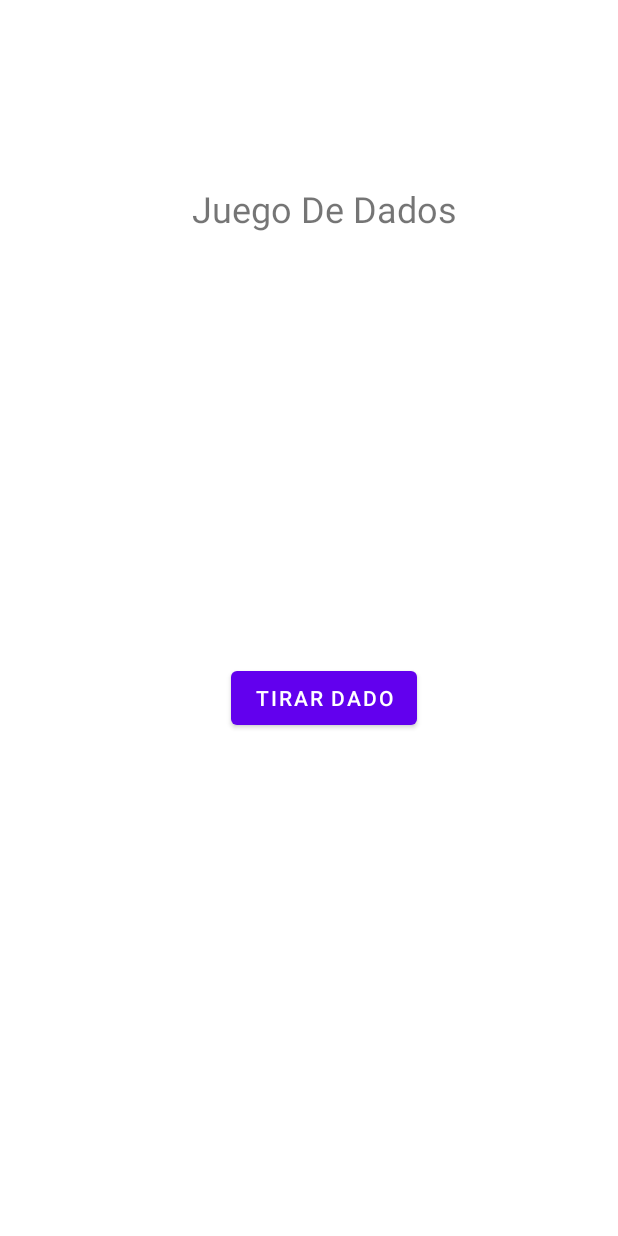
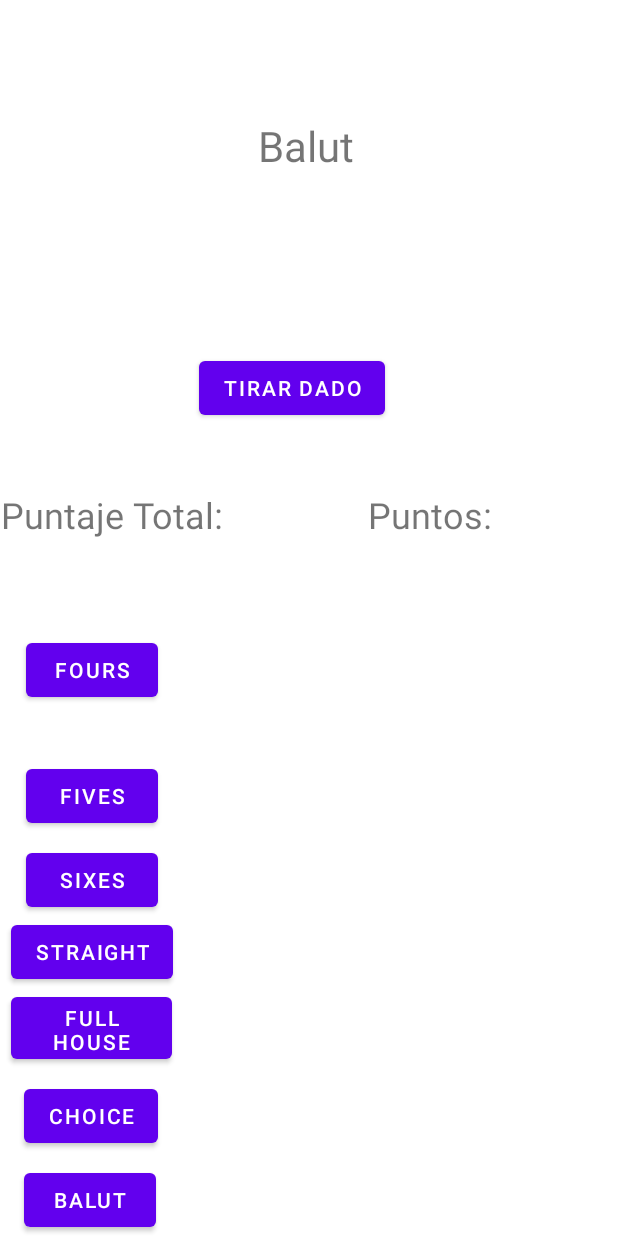
Before and after one commit to weysaw/JuegoDeDados, an Android app: the layout activity_main.xml on its own in the app's theme, with its tools: preview values and no code run, on a phone screen of 412 x 824 dp. Run offline under Robolectric (Android 15) with nearby library versions, the phone set to English and light mode, and no system bars.

Commit message:
Se cambio la interfaz para el balut

```diff
--- a/app/src/main/res/layout/activity_main.xml
+++ b/app/src/main/res/layout/activity_main.xml
@@ -11,43 +11,46 @@
         android:id="@+id/tirar"
         android:layout_width="wrap_content"
         android:layout_height="wrap_content"
-        android:layout_marginBottom="212dp"
+        android:layout_marginTop="8dp"
+        android:layout_marginBottom="12dp"
         android:onClick="lanzarDados"
         android:text="Tirar Dado"
-        app:layout_constraintBottom_toBottomOf="parent"
+        app:layout_constraintBottom_toTopOf="@+id/puntaje"
         app:layout_constraintEnd_toEndOf="parent"
-        app:layout_constraintHorizontal_bias="0.534"
+        app:layout_constraintHorizontal_bias="0.461"
         app:layout_constraintStart_toStartOf="parent"
-        app:layout_constraintTop_toBottomOf="@+id/dado3" />
+        app:layout_constraintTop_toBottomOf="@+id/dado" />
 
     <TextView
         android:id="@+id/textView2"
         android:layout_width="wrap_content"
         android:layout_height="wrap_content"
-        android:text="Juego De Dados"
-        android:textSize="24sp"
+        android:text="Balut"
+        android:textSize="28sp"
         app:layout_constraintBottom_toTopOf="@+id/dado3"
         app:layout_constraintEnd_toEndOf="@+id/tirar"
+        app:layout_constraintHorizontal_bias="0.657"
         app:layout_constraintStart_toStartOf="@+id/tirar"
         app:layout_constraintTop_toTopOf="parent"
-        app:layout_constraintVertical_bias="0.283" />
+        app:layout_constraintVertical_bias="0.666" />
 
     <ImageView
         android:id="@+id/dado3"
         android:layout_width="40dp"
         android:layout_height="40dp"
-        app:layout_constraintBottom_toTopOf="@+id/tirar"
-        app:layout_constraintEnd_toEndOf="@+id/tirar"
-        app:layout_constraintHorizontal_bias="0.717"
-        app:layout_constraintStart_toStartOf="@+id/tirar"
-        app:layout_constraintTop_toBottomOf="@+id/textView2" />
+        android:layout_marginStart="32dp"
+        app:layout_constraintBottom_toBottomOf="@+id/dado5"
+        app:layout_constraintEnd_toStartOf="@+id/dado4"
+        app:layout_constraintStart_toEndOf="@+id/dado5"
+        app:layout_constraintTop_toTopOf="@+id/dado5"
+        app:layout_constraintVertical_bias="1.0" />
 
     <ImageView
         android:id="@+id/dado"
         android:layout_width="40dp"
         android:layout_height="40dp"
-        android:layout_marginStart="16dp"
-        android:layout_marginEnd="16dp"
+        android:layout_marginStart="23dp"
+        android:layout_marginEnd="40dp"
         app:layout_constraintBottom_toBottomOf="@+id/dado5"
         app:layout_constraintEnd_toStartOf="@+id/dado5"
         app:layout_constraintStart_toEndOf="@+id/dado2"
@@ -58,23 +61,21 @@
         android:id="@+id/dado5"
         android:layout_width="40dp"
         android:layout_height="40dp"
-        android:layout_marginStart="16dp"
-        android:layout_marginEnd="16dp"
-        app:layout_constraintBottom_toBottomOf="@+id/dado3"
-        app:layout_constraintEnd_toStartOf="@+id/dado3"
-        app:layout_constraintStart_toEndOf="@+id/dado"
-        app:layout_constraintTop_toTopOf="@+id/dado3"
-        app:layout_constraintVertical_bias="0.0" />
+        android:layout_marginTop="7dp"
+        android:layout_marginBottom="8dp"
+        app:layout_constraintBottom_toTopOf="@+id/tirar"
+        app:layout_constraintEnd_toEndOf="@+id/tirar"
+        app:layout_constraintStart_toStartOf="@+id/tirar"
+        app:layout_constraintTop_toBottomOf="@+id/textView2" />
 
     <ImageView
         android:id="@+id/dado2"
         android:layout_width="40dp"
         android:layout_height="40dp"
-        android:layout_marginStart="16dp"
-        android:layout_marginEnd="16dp"
+        android:layout_marginStart="32dp"
         app:layout_constraintBottom_toBottomOf="@+id/dado"
         app:layout_constraintEnd_toStartOf="@+id/dado"
-        app:layout_constraintHorizontal_bias="0.35"
+        app:layout_constraintHorizontal_bias="0.024"
         app:layout_constraintStart_toStartOf="parent"
         app:layout_constraintTop_toTopOf="@+id/dado"
         app:layout_constraintVertical_bias="0.0" />
@@ -83,21 +84,161 @@
         android:id="@+id/dado4"
         android:layout_width="40dp"
         android:layout_height="40dp"
-        android:layout_marginStart="16dp"
-        android:layout_marginEnd="16dp"
+        android:layout_marginStart="32dp"
+        android:layout_marginEnd="32dp"
         app:layout_constraintBottom_toBottomOf="@+id/dado3"
-        app:layout_constraintEnd_toStartOf="@+id/dado6"
+        app:layout_constraintEnd_toEndOf="parent"
+        app:layout_constraintHorizontal_bias="0.419"
         app:layout_constraintStart_toEndOf="@+id/dado3"
         app:layout_constraintTop_toTopOf="@+id/dado3"
         app:layout_constraintVertical_bias="0.0" />
 
-    <ImageView
-        android:id="@+id/dado6"
-        android:layout_width="40dp"
-        android:layout_height="40dp"
-        app:layout_constraintBottom_toBottomOf="@+id/dado4"
+    <Button
+        android:id="@+id/foursBtn"
+        android:layout_width="wrap_content"
+        android:layout_height="wrap_content"
+        android:layout_marginBottom="4dp"
+        android:text="fours"
+        app:layout_constraintBottom_toTopOf="@+id/fivesBtn"
+        app:layout_constraintEnd_toEndOf="@+id/fivesBtn"
+        app:layout_constraintHorizontal_bias="0.0"
+        app:layout_constraintStart_toStartOf="@+id/fivesBtn"
+        app:layout_constraintTop_toBottomOf="@+id/puntaje" />
+
+    <TextView
+        android:id="@+id/puntaje"
+        android:layout_width="wrap_content"
+        android:layout_height="wrap_content"
+        android:layout_marginBottom="32dp"
+        android:gravity="center|center_horizontal"
+        android:text="Puntaje Total: "
+        android:textSize="24sp"
+        app:layout_constraintBottom_toTopOf="@+id/foursBtn"
+        app:layout_constraintEnd_toEndOf="@+id/foursBtn"
+        app:layout_constraintHorizontal_bias="0.0"
+        app:layout_constraintStart_toStartOf="parent"
+        app:layout_constraintTop_toBottomOf="@+id/tirar" />
+
+    <Button
+        android:id="@+id/fivesBtn"
+        android:layout_width="wrap_content"
+        android:layout_height="wrap_content"
+        android:layout_marginBottom="8dp"
+        android:text="Fives"
+        app:layout_constraintBottom_toTopOf="@+id/sixesBtn"
+        app:layout_constraintEnd_toEndOf="@+id/sixesBtn"
+        app:layout_constraintHorizontal_bias="0.0"
+        app:layout_constraintStart_toStartOf="@+id/sixesBtn" />
+
+    <Button
+        android:id="@+id/sixesBtn"
+        android:layout_width="wrap_content"
+        android:layout_height="wrap_content"
+        android:text="sixes"
+        app:layout_constraintBottom_toTopOf="@+id/straightBtn"
+        app:layout_constraintEnd_toEndOf="@+id/straightBtn"
+        app:layout_constraintStart_toStartOf="@+id/straightBtn" />
+
+    <Button
+        android:id="@+id/straightBtn"
+        android:layout_width="wrap_content"
+        android:layout_height="wrap_content"
+        android:text="Straight"
+        app:layout_constraintBottom_toTopOf="@+id/fullHouseBtn"
+        app:layout_constraintStart_toStartOf="@+id/fullHouseBtn" />
+
+    <Button
+        android:id="@+id/fullHouseBtn"
+        android:layout_width="107dp"
+        android:layout_height="53dp"
+        android:layout_marginBottom="8dp"
+        android:text="Full House"
+        app:layout_constraintBottom_toTopOf="@+id/choiceBtn"
+        app:layout_constraintEnd_toEndOf="@+id/choiceBtn"
+        app:layout_constraintHorizontal_bias="0.47"
+        app:layout_constraintStart_toStartOf="@+id/choiceBtn" />
+
+    <Button
+        android:id="@+id/choiceBtn"
+        android:layout_width="wrap_content"
+        android:layout_height="wrap_content"
+        android:layout_marginBottom="8dp"
+        android:text="Choice"
+        app:layout_constraintBottom_toTopOf="@+id/balutBtn"
+        app:layout_constraintEnd_toEndOf="@+id/balutBtn"
+        app:layout_constraintHorizontal_bias="0.0"
+        app:layout_constraintStart_toStartOf="@+id/balutBtn" />
+
+    <Button
+        android:id="@+id/balutBtn"
+        android:layout_width="wrap_content"
+        android:layout_height="wrap_content"
+        android:text="Balut"
+        app:layout_constraintBottom_toBottomOf="parent"
+        app:layout_constraintEnd_toStartOf="@+id/tablero"
+        app:layout_constraintHorizontal_bias="0.457"
+        app:layout_constraintStart_toStartOf="parent" />
+
+    <TextView
+        android:id="@+id/puntos"
+        android:layout_width="wrap_content"
+        android:layout_height="wrap_content"
+        android:layout_marginEnd="64dp"
+        android:text="Puntos: "
+        android:textSize="24sp"
+        app:layout_constraintBottom_toBottomOf="@+id/puntaje"
         app:layout_constraintEnd_toEndOf="parent"
-        app:layout_constraintStart_toEndOf="@+id/dado4"
-        app:layout_constraintTop_toTopOf="@+id/dado4" />
+        app:layout_constraintHorizontal_bias="0.867"
+        app:layout_constraintStart_toEndOf="@+id/puntaje"
+        app:layout_constraintTop_toTopOf="@+id/puntaje"
+        app:layout_constraintVertical_bias="0.0" />
+
+    <TableLayout
+        android:id="@+id/tablero"
+        android:layout_width="290dp"
+        android:layout_height="364dp"
+        android:layout_marginStart="8dp"
+        app:layout_constraintBottom_toBottomOf="parent"
+        app:layout_constraintEnd_toEndOf="parent"
+        app:layout_constraintStart_toEndOf="@+id/straightBtn"
+        app:layout_constraintTop_toBottomOf="@+id/puntos"
+        app:layout_constraintVertical_bias="0.9">
+
+        <TableRow
+            android:id="@+id/balutTabla"
+            android:layout_width="match_parent"
+            android:layout_height="14dp" />
+
+        <TableRow
+            android:id="@+id/foursTabla"
+            android:layout_width="match_parent"
+            android:layout_height="match_parent" />
+
+        <TableRow
+            android:id="@+id/fivesTabla"
+            android:layout_width="match_parent"
+            android:layout_height="match_parent" />
+
+        <TableRow
+            android:id="@+id/sixesTabla"
+            android:layout_width="match_parent"
+            android:layout_height="match_parent" />
+
+        <TableRow
+            android:id="@+id/straightTabla"
+            android:layout_width="match_parent"
+            android:layout_height="match_parent" />
+
+        <TableRow
+            android:id="@+id/fullHouseTabla"
+            android:layout_width="match_parent"
+            android:layout_height="match_parent" />
+
+        <TableRow
+            android:id="@+id/choiceTabla"
+            android:layout_width="match_parent"
+            android:layout_height="match_parent" />
+
+    </TableLayout>
 
 </androidx.constraintlayout.widget.ConstraintLayout>
```
